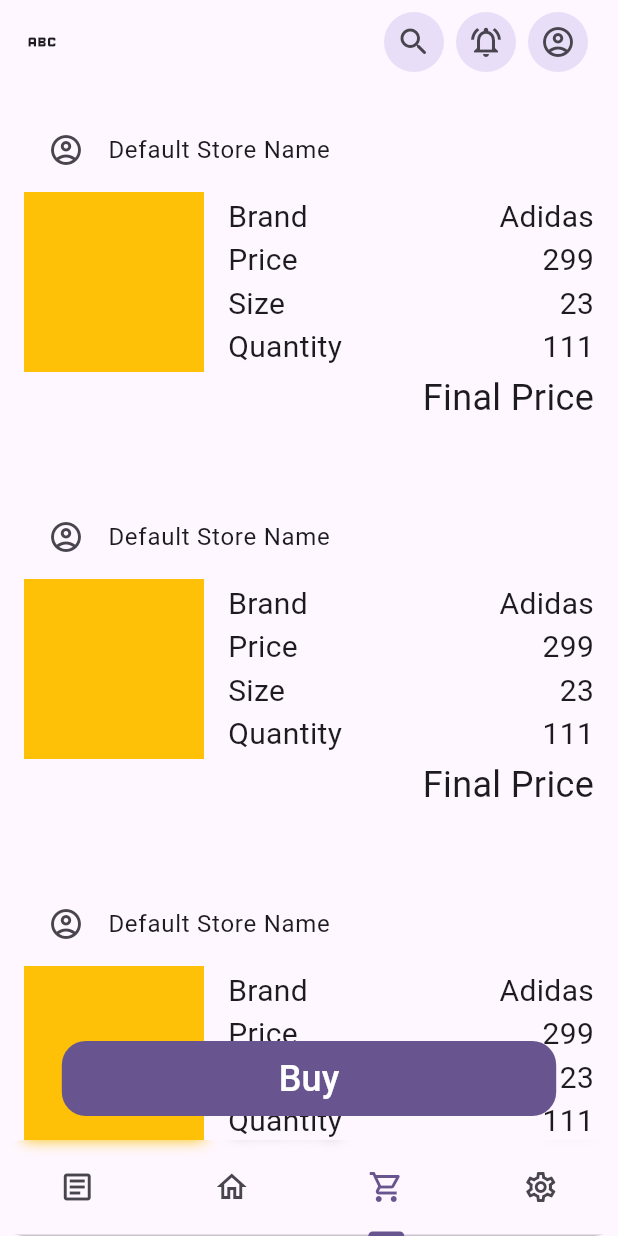
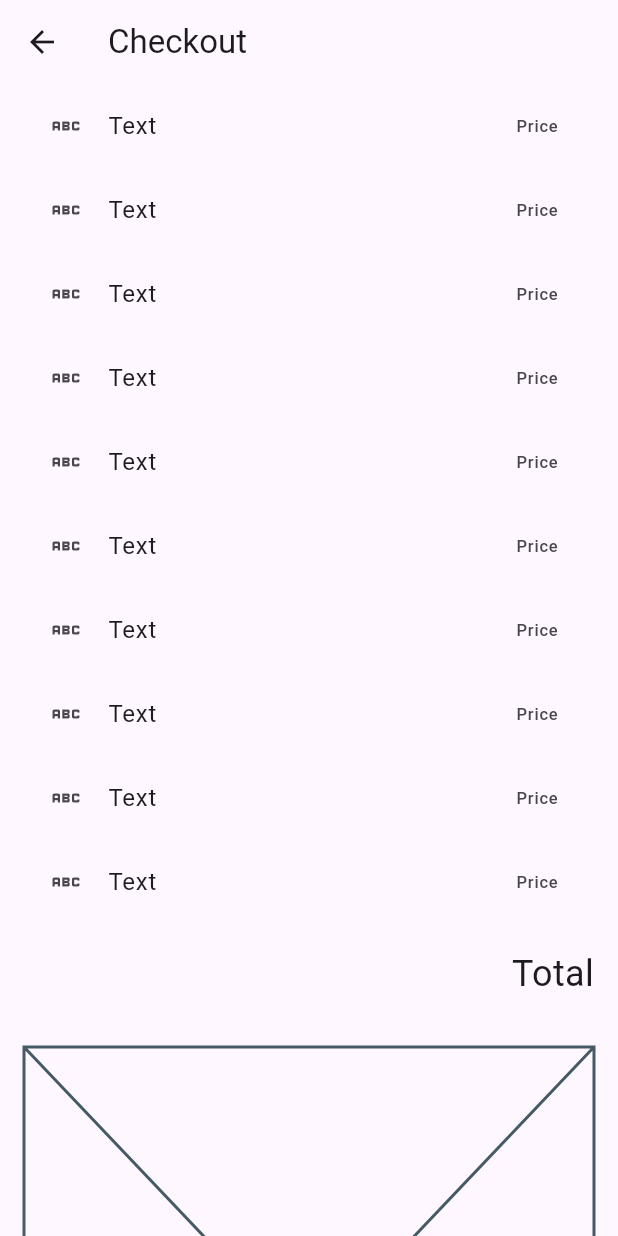
Before and after one commit to LumaMainProject/luma, a Flutter app: the PageBuyerHomepage screen opened directly, tab 3 chosen, after a tap on "Buy", on a phone screen of 412 x 824 dp. Run offline on Flutter 3.47's test engine with Material 3 defaults, Android fonts, the light colour scheme and no system bars.

Commit message:
Add Notifications and Purchase pages

```diff
--- a/lib/ui/pages/buyer/homepage/page_buyer_homepage_cart.dart
+++ b/lib/ui/pages/buyer/homepage/page_buyer_homepage_cart.dart
@@ -1,5 +1,6 @@
 import 'package:flutter/material.dart';
 import 'package:luma/global/app_text_styles.dart';
+import 'package:luma/ui/pages/buyer/page_buyer_purchase.dart';
 import 'package:luma/ui/widgets/widget_shop_cart_item.dart';
 
 class PageBuyerHomepageCart extends StatelessWidget {
@@ -25,14 +26,20 @@
               height: 50,
               width: MediaQuery.sizeOf(context).width * 0.8,
               child: FilledButton(
-                onPressed: () {},
+                onPressed: () {
+                  Navigator.push(
+                    context,
+                    MaterialPageRoute(
+                      builder: (context) => const PageBuyerPurchase(),
+                    ),
+                  );
+                },
                 style: FilledButton.styleFrom(
-
                   shape: RoundedRectangleBorder(
                     borderRadius: BorderRadiusGeometry.circular(16),
                   ),
                 ),
-                child: Text("Buy", style: AppTextStyles.title,),
+                child: Text("Buy", style: AppTextStyles.title),
               ),
             ),
           ),
--- a/lib/ui/pages/buyer/homepage/page_buyer_homepage_feed.dart
+++ b/lib/ui/pages/buyer/homepage/page_buyer_homepage_feed.dart
@@ -2,6 +2,7 @@
 
 import 'package:flutter/material.dart';
 import 'package:luma/global/app_icons.dart';
+import 'package:luma/ui/pages/buyer/page_buyer_item_card.dart';
 import 'package:luma/ui/widgets/widget_store.dart';
 
 class PageBuyerHomepageFeed extends StatelessWidget {
@@ -9,7 +10,7 @@
 
   @override
   Widget build(BuildContext context) {
-    CarouselController carouselController = CarouselController(initialItem: 1);
+    CarouselController carouselController = CarouselController();
     return CarouselView.weighted(
       padding: EdgeInsets.symmetric(horizontal: 16, vertical: 8),
       controller: carouselController,
@@ -69,10 +70,15 @@
                   leading: Icon(AppIcons.account),
                   title: Text("Title text"),
                   subtitle: Text("Second text"),
-                  trailing: IconButton(
-                    onPressed: () {},
-                    icon: Icon(AppIcons.shopCart),
-                  ),
+                  trailing: Icon(AppIcons.shopCart),
+                  onTap: () {
+                    Navigator.push(
+                      context,
+                      MaterialPageRoute(
+                        builder: (context) => const PageBuyerItemCard(),
+                      ),
+                    );
+                  },
                 ),
               ),
             ),
--- /dev/null
+++ b/lib/ui/pages/buyer/page_buyer_purchase.dart
@@ -0,0 +1,91 @@
+import 'package:flutter/material.dart';
+import 'package:luma/global/app_icons.dart';
+import 'package:luma/global/app_text_styles.dart';
+
+class PageBuyerPurchase extends StatelessWidget {
+  const PageBuyerPurchase({super.key});
+
+  @override
+  Widget build(BuildContext context) {
+    return Scaffold(
+      body: CustomScrollView(
+        slivers: [
+          SliverAppBar(
+            title: Text("Checkout"),
+          ),
+
+          SliverList.builder(
+            itemCount: 10,
+            itemBuilder: (context, index) {
+              return Padding(
+                padding: const EdgeInsets.symmetric(horizontal: 16),
+                child: ListTile(
+                  leading: Icon(AppIcons.appLogo),
+                  title: Text("Text"),
+                  trailing: Text("Price"),
+                ),
+              );
+            },
+          ),
+
+          SliverToBoxAdapter(
+            child: Padding(
+              padding: const EdgeInsets.all(16),
+              child: Row(
+                mainAxisAlignment: MainAxisAlignment.end,
+                children: [Text("Total", style: AppTextStyles.title)],
+              ),
+            ),
+          ),
+
+          SliverToBoxAdapter(child: Padding(
+            padding: const EdgeInsets.all(16),
+            child: Placeholder(),
+          )),
+
+          SliverToBoxAdapter(
+            child: Padding(
+              padding: const EdgeInsets.all(16),
+              child: Column(
+                children: [
+                  Divider(),
+                  Text("Delivery Fee", style: AppTextStyles.title),
+                  Divider(),
+                ],
+              ),
+            ),
+          ),
+
+          SliverToBoxAdapter(
+            child: Padding(
+              padding: const EdgeInsets.all(16),
+              child: Column(
+                children: [
+                  Row(
+                    mainAxisAlignment: MainAxisAlignment.spaceEvenly,
+                    children: [
+                      TextButton(
+                        onPressed: () {},
+                        child: Text("PayMe", style: AppTextStyles.title2),
+                      ),
+                      TextButton(
+                        onPressed: () {},
+                        child: Text("Click", style: AppTextStyles.title2),
+                      ),
+                      TextButton(
+                        onPressed: () {},
+                        child: Text("Uzum", style: AppTextStyles.title2),
+                      ),
+                    ],
+                  ),
+
+                  SizedBox(height: 16),
+                ],
+              ),
+            ),
+          ),
+        ],
+      ),
+    );
+  }
+}
```
Also changed, not shown: lib/ui/pages/buyer/page_buyer_homepage.dart (+9 -1 lines), lib/ui/pages/buyer/page_buyer_notifications.dart (added, +32 -0 lines).
